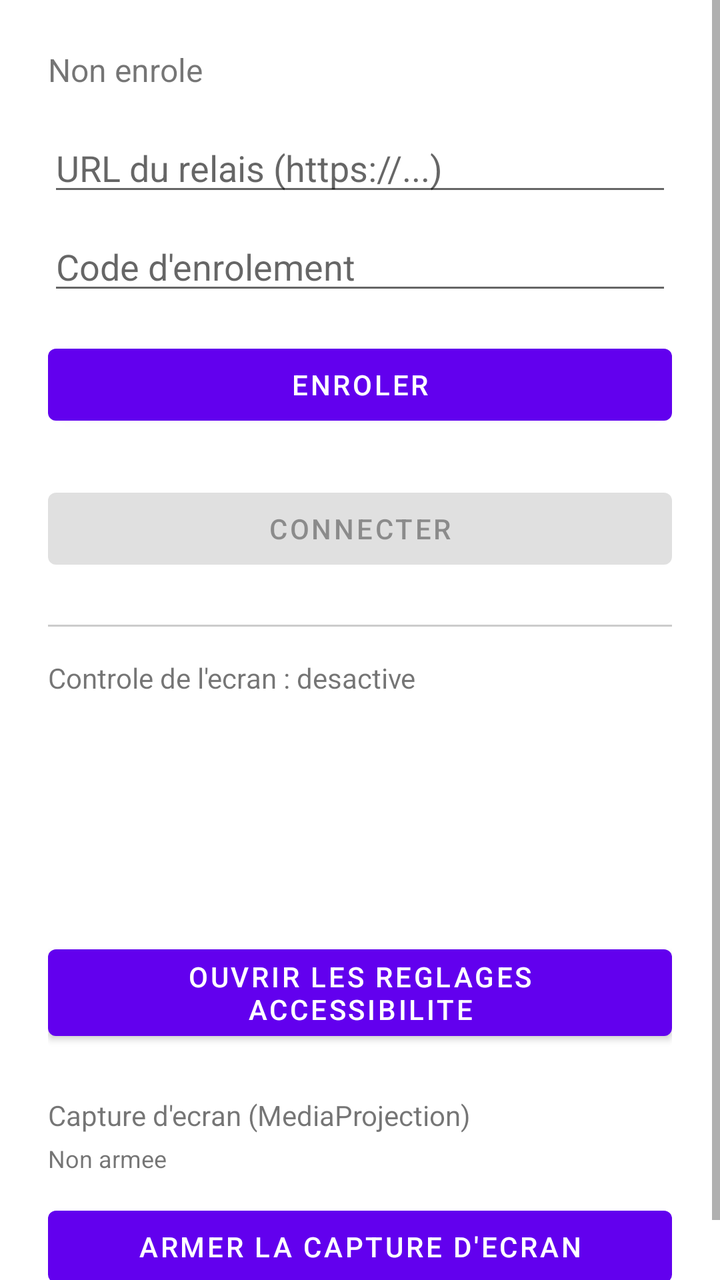
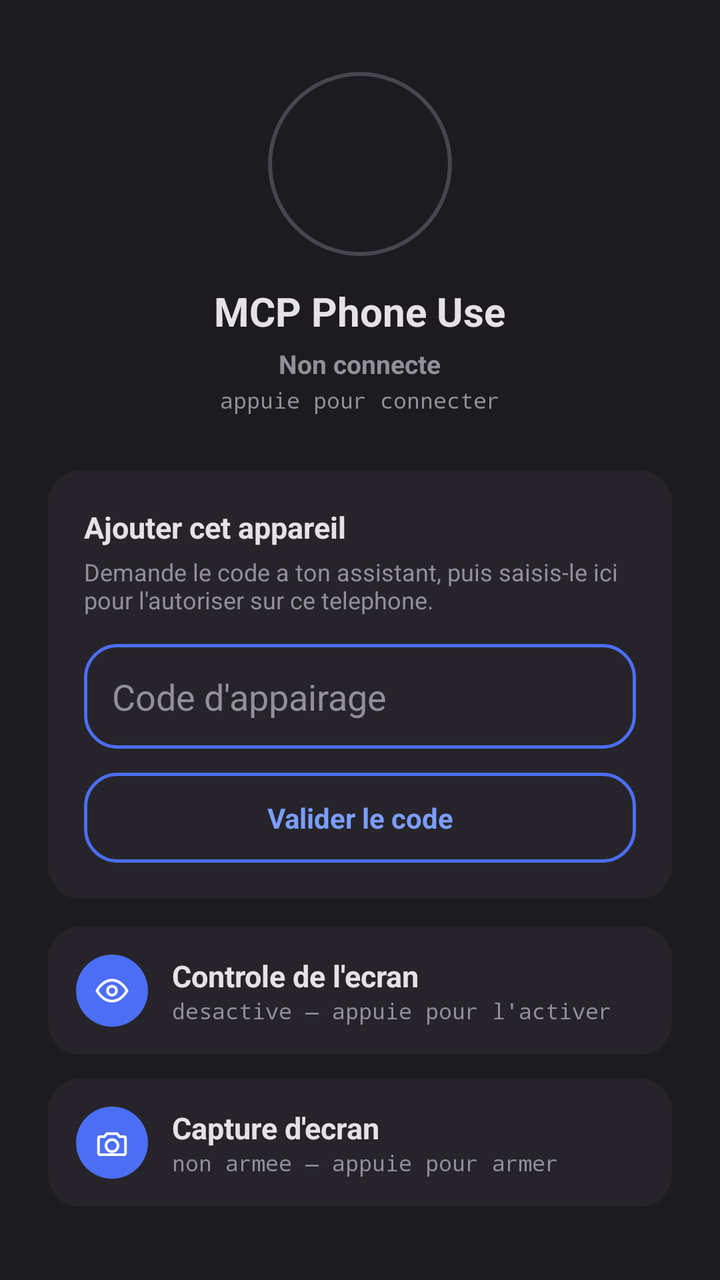

An Android layout rendered at two revisions. The XML below is the earlier revision; the diff shows what the commit changed to produce the second picture.
<!-- AndroidManifest.xml: application theme Theme.DeviceAgent -->
<!-- res/layout/activity_main.xml -->
<?xml version="1.0" encoding="utf-8"?>
<ScrollView xmlns:android="http://schemas.android.com/apk/res/android"
    android:layout_width="match_parent"
    android:layout_height="match_parent">
<LinearLayout
    android:layout_width="match_parent"
    android:layout_height="wrap_content"
    android:orientation="vertical"
    android:padding="24dp">

    <TextView
        android:id="@+id/statusText"
        android:layout_width="match_parent"
        android:layout_height="wrap_content"
        android:textSize="16sp"
        android:layout_marginBottom="16dp"
        android:text="Non enrole" />

    <EditText
        android:id="@+id/serverUrlInput"
        android:layout_width="match_parent"
        android:layout_height="wrap_content"
        android:hint="URL du relais (https://...)"
        android:inputType="textUri" />

    <EditText
        android:id="@+id/enrollmentCodeInput"
        android:layout_width="match_parent"
        android:layout_height="wrap_content"
        android:layout_marginTop="8dp"
        android:hint="Code d'enrolement" />

    <Button
        android:id="@+id/enrollButton"
        android:layout_width="match_parent"
        android:layout_height="wrap_content"
        android:layout_marginTop="16dp"
        android:text="Enroler" />

    <Button
        android:id="@+id/connectButton"
        android:layout_width="match_parent"
        android:layout_height="wrap_content"
        android:layout_marginTop="24dp"
        android:text="Connecter"
        android:enabled="false" />

    <View
        android:layout_width="match_parent"
        android:layout_height="1dp"
        android:layout_marginTop="24dp"
        android:layout_marginBottom="16dp"
        android:background="#33000000" />

    <TextView
        android:id="@+id/accessibilityStatusText"
        android:layout_width="match_parent"
        android:layout_height="wrap_content"
        android:textSize="14sp"
        android:text="Controle de l'ecran : desactive" />

    <TextView
        android:id="@+id/accessibilityHelpText"
        android:layout_width="match_parent"
        android:layout_height="wrap_content"
        android:layout_marginTop="8dp"
        android:textSize="12sp"
        android:textColor="#99FFFFFF"
        android:text="Pour activer : Reglages va s'ouvrir. Cherche device-agent, active le service. IMPORTANT — au premier essai, Android affichera probablement \'Parametre restreint\' car l'app est installee hors Play Store : ferme ce message, retourne dans Reglages > Apps > device-agent > menu 3 points (en haut) > \'Autoriser les parametres restreints\', authentifie-toi, puis reviens activer le service normalement." />

    <Button
        android:id="@+id/openAccessibilitySettingsButton"
        android:layout_width="match_parent"
        android:layout_height="wrap_content"
        android:layout_marginTop="12dp"
        android:text="Ouvrir les reglages Accessibilite" />

    <TextView
        android:layout_width="match_parent"
        android:layout_height="wrap_content"
        android:layout_marginTop="24dp"
        android:textSize="14sp"
        android:text="Capture d'ecran (MediaProjection)" />

    <TextView
        android:id="@+id/screenCaptureStatusText"
        android:layout_width="match_parent"
        android:layout_height="wrap_content"
        android:layout_marginTop="4dp"
        android:textSize="12sp"
        android:text="Non armee" />

    <Button
        android:id="@+id/armScreenCaptureButton"
        android:layout_width="match_parent"
        android:layout_height="wrap_content"
        android:layout_marginTop="12dp"
        android:text="Armer la capture d'ecran" />

</LinearLayout>
</ScrollView>
<!-- resources referenced by this layout -->
<resources>
  <!-- unchanged entries left out for length: 1 -->
</resources>

<!-- the commit's change to res/layout/activity_main.xml (unified diff, before → after) -->
@@ -1,101 +1,236 @@
 <?xml version="1.0" encoding="utf-8"?>
 <ScrollView xmlns:android="http://schemas.android.com/apk/res/android"
     android:layout_width="match_parent"
-    android:layout_height="match_parent">
+    android:layout_height="match_parent"
+    android:background="@color/bg_dark">
 <LinearLayout
     android:layout_width="match_parent"
     android:layout_height="wrap_content"
     android:orientation="vertical"
     android:padding="24dp">
 
-    <TextView
-        android:id="@+id/statusText"
-        android:layout_width="match_parent"
-        android:layout_height="wrap_content"
-        android:textSize="16sp"
-        android:layout_marginBottom="16dp"
-        android:text="Non enrole" />
-
-    <EditText
-        android:id="@+id/serverUrlInput"
-        android:layout_width="match_parent"
-        android:layout_height="wrap_content"
-        android:hint="URL du relais (https://...)"
-        android:inputType="textUri" />
-
-    <EditText
-        android:id="@+id/enrollmentCodeInput"
-        android:layout_width="match_parent"
-        android:layout_height="wrap_content"
-        android:layout_marginTop="8dp"
-        android:hint="Code d'enrolement" />
-
-    <Button
-        android:id="@+id/enrollButton"
-        android:layout_width="match_parent"
-        android:layout_height="wrap_content"
-        android:layout_marginTop="16dp"
-        android:text="Enroler" />
-
-    <Button
-        android:id="@+id/connectButton"
-        android:layout_width="match_parent"
-        android:layout_height="wrap_content"
-        android:layout_marginTop="24dp"
-        android:text="Connecter"
-        android:enabled="false" />
-
-    <View
-        android:layout_width="match_parent"
-        android:layout_height="1dp"
-        android:layout_marginTop="24dp"
-        android:layout_marginBottom="16dp"
-        android:background="#33000000" />
-
-    <TextView
-        android:id="@+id/accessibilityStatusText"
-        android:layout_width="match_parent"
-        android:layout_height="wrap_content"
-        android:textSize="14sp"
-        android:text="Controle de l'ecran : desactive" />
-
-    <TextView
-        android:id="@+id/accessibilityHelpText"
-        android:layout_width="match_parent"
-        android:layout_height="wrap_content"
-        android:layout_marginTop="8dp"
-        android:textSize="12sp"
-        android:textColor="#99FFFFFF"
-        android:text="Pour activer : Reglages va s'ouvrir. Cherche device-agent, active le service. IMPORTANT — au premier essai, Android affichera probablement \'Parametre restreint\' car l'app est installee hors Play Store : ferme ce message, retourne dans Reglages > Apps > device-agent > menu 3 points (en haut) > \'Autoriser les parametres restreints\', authentifie-toi, puis reviens activer le service normalement." />
-
-    <Button
-        android:id="@+id/openAccessibilitySettingsButton"
-        android:layout_width="match_parent"
-        android:layout_height="wrap_content"
-        android:layout_marginTop="12dp"
-        android:text="Ouvrir les reglages Accessibilite" />
-
-    <TextView
-        android:layout_width="match_parent"
-        android:layout_height="wrap_content"
-        android:layout_marginTop="24dp"
-        android:textSize="14sp"
-        android:text="Capture d'ecran (MediaProjection)" />
-
-    <TextView
-        android:id="@+id/screenCaptureStatusText"
-        android:layout_width="match_parent"
-        android:layout_height="wrap_content"
-        android:layout_marginTop="4dp"
-        android:textSize="12sp"
-        android:text="Non armee" />
-
-    <Button
-        android:id="@+id/armScreenCaptureButton"
-        android:layout_width="match_parent"
-        android:layout_height="wrap_content"
-        android:layout_marginTop="12dp"
-        android:text="Armer la capture d'ecran" />
+    
+    <LinearLayout
+        android:id="@+id/heroContainer"
+        android:layout_width="match_parent"
+        android:layout_height="wrap_content"
+        android:orientation="vertical"
+        android:gravity="center"
+        android:paddingTop="12dp"
+        android:paddingBottom="28dp"
+        android:clickable="true"
+        android:focusable="true">
+
+        <FrameLayout
+            android:layout_width="92dp"
+            android:layout_height="92dp"
+            android:layout_marginBottom="14dp">
+            <View
+                android:id="@+id/heroOrbBackground"
+                android:layout_width="match_parent"
+                android:layout_height="match_parent"
+                android:background="@drawable/bg_orb_disconnected" />
+            <ImageView
+                android:id="@+id/heroOrbIcon"
+                android:layout_width="36dp"
+                android:layout_height="36dp"
+                android:layout_gravity="center"
+                android:src="@drawable/ic_mcp_logo" />
+        </FrameLayout>
+
+        <TextView
+            android:layout_width="wrap_content"
+            android:layout_height="wrap_content"
+            android:text="MCP Phone Use"
+            android:textSize="20sp"
+            android:textStyle="bold"
+            android:textColor="@color/text_primary" />
+
+        <TextView
+            android:id="@+id/heroStatusText"
+            android:layout_width="wrap_content"
+            android:layout_height="wrap_content"
+            android:layout_marginTop="4dp"
+            android:text="Non connecte"
+            android:textSize="13sp"
+            android:textStyle="bold"
+            android:textColor="@color/text_secondary" />
+
+        <TextView
+            android:id="@+id/heroSubText"
+            android:layout_width="wrap_content"
+            android:layout_height="wrap_content"
+            android:layout_marginTop="2dp"
+            android:text="appuie pour connecter"
+            android:textSize="11sp"
+            android:fontFamily="monospace"
+            android:textColor="@color/text_secondary" />
+
+    </LinearLayout>
+
+    
+    <LinearLayout
+        android:layout_width="match_parent"
+        android:layout_height="wrap_content"
+        android:orientation="vertical"
+        android:background="@drawable/bg_row_active"
+        android:padding="18dp"
+        android:layout_marginBottom="14dp">
+
+        <TextView
+            android:layout_width="match_parent"
+            android:layout_height="wrap_content"
+            android:text="Ajouter cet appareil"
+            android:textSize="15sp"
+            android:textStyle="bold"
+            android:textColor="@color/text_primary" />
+
+        <TextView
+            android:layout_width="match_parent"
+            android:layout_height="wrap_content"
+            android:layout_marginTop="4dp"
+            android:layout_marginBottom="14dp"
+            android:text="Demande le code a ton assistant, puis saisis-le ici pour l'autoriser sur ce telephone."
+            android:textSize="12sp"
+            android:textColor="@color/text_secondary" />
+
+        <EditText
+            android:id="@+id/serverUrlInput"
+            android:layout_width="match_parent"
+            android:layout_height="0dp"
+            android:layout_weight="0"
+            android:visibility="gone"
+            android:hint="URL du relais" />
+
+        <FrameLayout
+            android:layout_width="match_parent"
+            android:layout_height="wrap_content"
+            android:background="@drawable/bg_row_inactive"
+            android:layout_marginBottom="12dp">
+            <EditText
+                android:id="@+id/enrollmentCodeInput"
+                android:layout_width="match_parent"
+                android:layout_height="wrap_content"
+                android:padding="14dp"
+                android:background="@android:color/transparent"
+                android:textColor="@color/text_primary"
+                android:textColorHint="@color/text_secondary"
+                android:hint="Code d'appairage" />
+        </FrameLayout>
+
+        <TextView
+            android:id="@+id/enrollButton"
+            android:layout_width="match_parent"
+            android:layout_height="wrap_content"
+            android:background="@drawable/bg_row_inactive"
+            android:padding="13dp"
+            android:gravity="center"
+            android:clickable="true"
+            android:focusable="true"
+            android:text="Valider le code"
+            android:textColor="@color/accent_blue_light"
+            android:textStyle="bold"
+            android:textSize="14sp" />
+
+    </LinearLayout>
+
+    
+    <LinearLayout
+        android:id="@+id/accessibilityRow"
+        android:layout_width="match_parent"
+        android:layout_height="wrap_content"
+        android:orientation="horizontal"
+        android:gravity="center_vertical"
+        android:background="@drawable/bg_row_active"
+        android:padding="14dp"
+        android:layout_marginBottom="12dp"
+        android:clickable="true"
+        android:focusable="true">
+
+        <FrameLayout
+            android:layout_width="36dp"
+            android:layout_height="36dp"
+            android:background="@drawable/bg_icon_circle"
+            android:layout_marginEnd="12dp">
+            <ImageView
+                android:id="@+id/accessibilityIcon"
+                android:layout_width="18dp"
+                android:layout_height="18dp"
+                android:layout_gravity="center"
+                android:src="@drawable/ic_eye" />
+        </FrameLayout>
+
+        <LinearLayout
+            android:layout_width="0dp"
+            android:layout_height="wrap_content"
+            android:layout_weight="1"
+            android:orientation="vertical">
+            <TextView
+                android:id="@+id/accessibilityMainText"
+                android:layout_width="match_parent"
+                android:layout_height="wrap_content"
+                android:text="Controle de l'ecran"
+                android:textSize="15sp"
+                android:textStyle="bold"
+                android:textColor="@color/text_primary" />
+            <TextView
+                android:id="@+id/accessibilitySubText"
+                android:layout_width="match_parent"
+                android:layout_height="wrap_content"
+                android:text="desactive — appuie pour l'activer"
+                android:textSize="11sp"
+                android:fontFamily="monospace"
+                android:textColor="@color/text_secondary" />
+        </LinearLayout>
+    </LinearLayout>
+
+    
+    <LinearLayout
+        android:id="@+id/captureRow"
+        android:layout_width="match_parent"
+        android:layout_height="wrap_content"
+        android:orientation="horizontal"
+        android:gravity="center_vertical"
+        android:background="@drawable/bg_row_active"
+        android:padding="14dp"
+        android:clickable="true"
+        android:focusable="true">
+
+        <FrameLayout
+            android:layout_width="36dp"
+            android:layout_height="36dp"
+            android:background="@drawable/bg_icon_circle"
+            android:layout_marginEnd="12dp">
+            <ImageView
+                android:id="@+id/captureIcon"
+                android:layout_width="18dp"
+                android:layout_height="18dp"
+                android:layout_gravity="center"
+                android:src="@drawable/ic_camera" />
+        </FrameLayout>
+
+        <LinearLayout
+            android:layout_width="0dp"
+            android:layout_height="wrap_content"
+            android:layout_weight="1"
+            android:orientation="vertical">
+            <TextView
+                android:layout_width="match_parent"
+                android:layout_height="wrap_content"
+                android:text="Capture d'ecran"
+                android:textSize="15sp"
+                android:textStyle="bold"
+                android:textColor="@color/text_primary" />
+            <TextView
+                android:id="@+id/screenCaptureStatusText"
+                android:layout_width="match_parent"
+                android:layout_height="wrap_content"
+                android:text="non armee — appuie pour armer"
+                android:textSize="11sp"
+                android:fontFamily="monospace"
+                android:textColor="@color/text_secondary" />
+        </LinearLayout>
+    </LinearLayout>
 
 </LinearLayout>
 </ScrollView>
<!-- resource entries referenced after the edit -->
@@ -1,5 +1,77 @@
 <!-- resources referenced by this layout -->
 <resources>
+  <color name="accent_blue_light">#7B9EFF</color>
+  <color name="bg_dark">#1C1B1F</color>
+  <color name="text_primary">#E6E1E5</color>
+  <color name="text_secondary">#938F99</color>
+  <!-- drawable bg_icon_circle (drawable) -->
+  <?xml version="1.0" encoding="utf-8"?>
+  <shape xmlns:android="http://schemas.android.com/apk/res/android" android:shape="oval">
+      <solid android:color="@color/accent_blue" />
+  </shape>
+  <!-- drawable bg_orb_disconnected (drawable) -->
+  <?xml version="1.0" encoding="utf-8"?>
+  <shape xmlns:android="http://schemas.android.com/apk/res/android" android:shape="oval">
+      <solid android:color="@android:color/transparent" />
+      <stroke android:width="2dp" android:color="@color/field_border" />
+  </shape>
+  <!-- drawable bg_row_active (drawable) -->
+  <?xml version="1.0" encoding="utf-8"?>
+  <shape xmlns:android="http://schemas.android.com/apk/res/android" android:shape="rectangle">
+      <corners android:radius="16dp" />
+      <solid android:color="@color/card_surface" />
+  </shape>
+  <!-- drawable bg_row_inactive (drawable) -->
+  <?xml version="1.0" encoding="utf-8"?>
+  <shape xmlns:android="http://schemas.android.com/apk/res/android" android:shape="rectangle">
+      <corners android:radius="16dp" />
+      <solid android:color="@android:color/transparent" />
+      <stroke android:width="1.5dp" android:color="@color/accent_blue" />
+  </shape>
+  <!-- drawable ic_camera (drawable) -->
+  <?xml version="1.0" encoding="utf-8"?>
+  <vector xmlns:android="http://schemas.android.com/apk/res/android"
+      android:width="20dp" android:height="20dp"
+      android:viewportWidth="24" android:viewportHeight="24">
+      <path
+          android:pathData="M4 8h3l1.5-2h7L17 8h3a1 1 0 0 1 1 1v10a1 1 0 0 1-1 1H4a1 1 0 0 1-1-1V9a1 1 0 0 1 1-1z"
+          android:strokeColor="#FFFFFF" android:strokeWidth="1.8" android:fillColor="#00000000" android:strokeLineJoin="round"/>
+      <path
+          android:pathData="M12 18a4 4 0 1 0 0-8 4 4 0 0 0 0 8z"
+          android:strokeColor="#FFFFFF" android:strokeWidth="1.8" android:fillColor="#00000000" />
+  </vector>
+  <!-- drawable ic_eye (drawable) -->
+  <?xml version="1.0" encoding="utf-8"?>
+  <vector xmlns:android="http://schemas.android.com/apk/res/android"
+      android:width="20dp" android:height="20dp"
+      android:viewportWidth="24" android:viewportHeight="24">
+      <path
+          android:pathData="M2 12s3.5-7 10-7 10 7 10 7-3.5 7-10 7-10-7-10-7z"
+          android:strokeColor="#FFFFFF" android:strokeWidth="1.8" android:fillColor="#00000000" />
+      <path
+          android:pathData="M12 15a3 3 0 1 0 0-6 3 3 0 0 0 0 6z"
+          android:strokeColor="#FFFFFF" android:strokeWidth="1.8" android:fillColor="#00000000" />
+  </vector>
+  <!-- drawable ic_mcp_logo (drawable) -->
+  <?xml version="1.0" encoding="utf-8"?>
+  <vector xmlns:android="http://schemas.android.com/apk/res/android"
+      android:width="24dp"
+      android:height="24dp"
+      android:viewportWidth="24"
+      android:viewportHeight="24"
+      android:tint="?attr/colorControlNormal">
+      <path
+          android:fillColor="#FFFFFF"
+          android:fillType="evenOdd"
+          android:pathData="M15.688 2.343a2.588 2.588 0 00-3.61 0l-9.626 9.44a.863.863 0 01-1.203 0 .823.823 0 010-1.18l9.626-9.44a4.313 4.313 0 016.016 0 4.116 4.116 0 011.204 3.54 4.3 4.3 0 013.609 1.18l.05.05a4.115 4.115 0 010 5.9l-8.706 8.537a.274.274 0 000 .393l1.788 1.754a.823.823 0 010 1.18.863.863 0 01-1.203 0l-1.788-1.753a1.92 1.92 0 010-2.754l8.706-8.538a2.47 2.47 0 000-3.54l-.05-.049a2.588 2.588 0 00-3.607-.003l-7.172 7.034-.002.002-.098.097a.863.863 0 01-1.204 0 .823.823 0 010-1.18l7.273-7.133a2.47 2.47 0 00-.003-3.537z"/>
+      <path
+          android:fillColor="#FFFFFF"
+          android:fillType="evenOdd"
+          android:pathData="M14.485 4.703a.823.823 0 000-1.18.863.863 0 00-1.204 0l-7.119 6.982a4.115 4.115 0 000 5.9 4.314 4.314 0 006.016 0l7.12-6.982a.823.823 0 000-1.18.863.863 0 00-1.204 0l-7.119 6.982a2.588 2.588 0 01-3.61 0 2.47 2.47 0 010-3.54l7.12-6.982z"/>
+  </vector>
+  <color name="accent_blue">#4C6EF5</color>
+  <color name="field_border">#49454F</color>
+  <color name="card_surface">#26242A</color>
   <!-- unchanged entries left out for length: 1 -->
 </resources>
 
